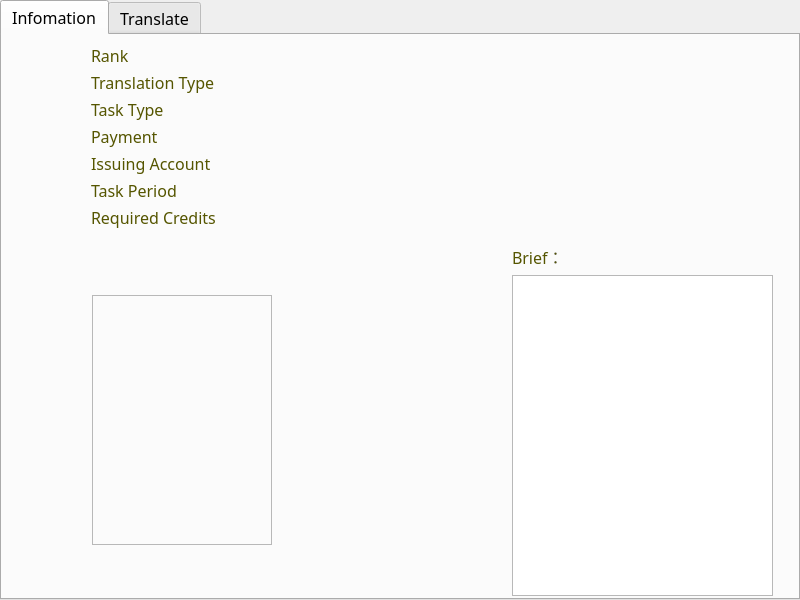
Above: MyTransTaskOper.ui from Phoveran/CrowdSourcing before the change. Below: the same form after it.
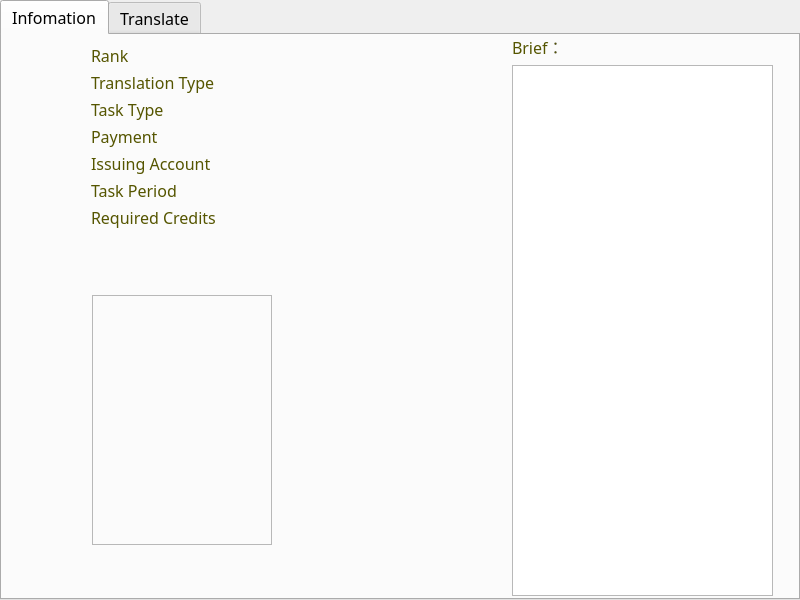
That is the form after the change. Icons and pictures are not drawn.

Diff of the .ui file:
```diff
--- a/MyTransTaskOper.ui
+++ b/MyTransTaskOper.ui
@@ -49,7 +49,7 @@
       <rect>
        <x>80</x>
        <y>0</y>
-       <width>621</width>
+       <width>421</width>
        <height>211</height>
       </rect>
      </property>
@@ -184,6 +184,9 @@
           <pointsize>12</pointsize>
          </font>
         </property>
+        <property name="styleSheet">
+         <string notr="true">color: rgb(0, 85, 255);</string>
+        </property>
         <property name="text">
          <string/>
         </property>
@@ -197,6 +200,9 @@
           <pointsize>12</pointsize>
          </font>
         </property>
+        <property name="styleSheet">
+         <string notr="true">color: rgb(0, 85, 255);</string>
+        </property>
         <property name="text">
          <string/>
         </property>
@@ -210,6 +216,9 @@
           <pointsize>12</pointsize>
          </font>
         </property>
+        <property name="styleSheet">
+         <string notr="true">color: rgb(0, 85, 255);</string>
+        </property>
         <property name="text">
          <string/>
         </property>
@@ -223,6 +232,9 @@
           <pointsize>12</pointsize>
          </font>
         </property>
+        <property name="styleSheet">
+         <string notr="true">color: rgb(0, 85, 255);</string>
+        </property>
         <property name="text">
          <string/>
         </property>
@@ -236,6 +248,9 @@
           <pointsize>12</pointsize>
          </font>
         </property>
+        <property name="styleSheet">
+         <string notr="true">color: rgb(0, 85, 255);</string>
+        </property>
         <property name="text">
          <string/>
         </property>
@@ -249,6 +264,9 @@
           <pointsize>12</pointsize>
          </font>
         </property>
+        <property name="styleSheet">
+         <string notr="true">color: rgb(0, 85, 255);</string>
+        </property>
         <property name="text">
          <string/>
         </property>
@@ -262,6 +280,9 @@
           <pointsize>12</pointsize>
          </font>
         </property>
+        <property name="styleSheet">
+         <string notr="true">color: rgb(0, 85, 255);</string>
+        </property>
         <property name="text">
          <string/>
         </property>
@@ -292,9 +313,9 @@
      <property name="geometry">
       <rect>
        <x>510</x>
-       <y>240</y>
+       <y>30</y>
        <width>261</width>
-       <height>321</height>
+       <height>531</height>
       </rect>
      </property>
      <property name="font">
@@ -318,7 +339,7 @@
      <property name="geometry">
       <rect>
        <x>510</x>
-       <y>210</y>
+       <y>0</y>
        <width>61</width>
        <height>24</height>
       </rect>
```
